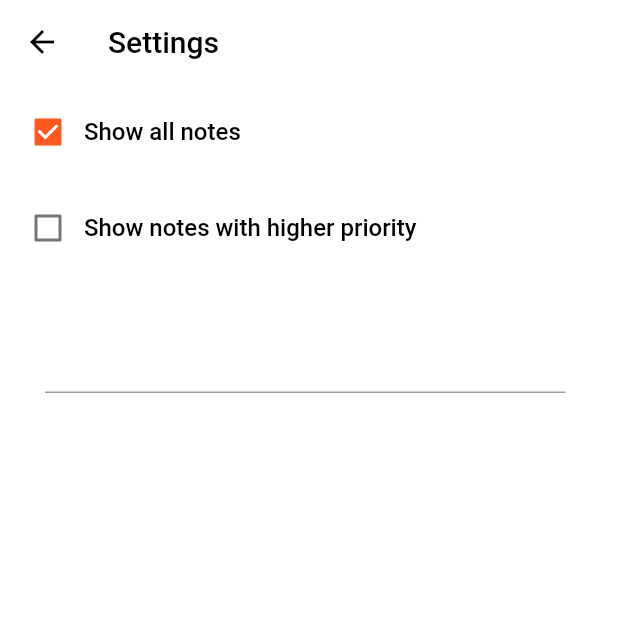
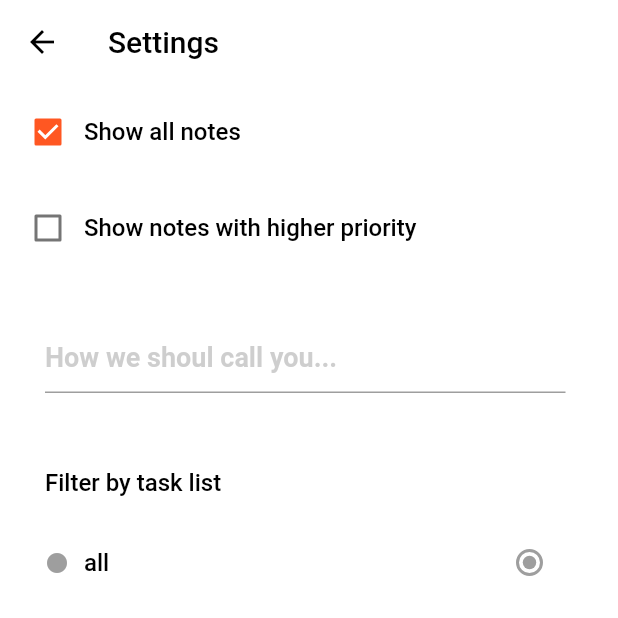
Before and after one commit to nosebastian/ITU, a Flutter app: the screen it shows after launch, after a tap on the "settings" icon, on a phone screen of 412 x 824 dp, the top half of it. Run offline on Flutter 3.47's test engine with Material 2 defaults, Android fonts, the phone set to English and light mode, and no system bars; our stand-ins replace flutter_colorpicker, flutter_datetime_picker, rflutter_alert, shared_preferences, table_calendar.

Commit message:
Added filter to task list

```diff
--- a/lib/TaskList.dart
+++ b/lib/TaskList.dart
@@ -16,7 +16,7 @@ class TaskList {
   set color(Color color){
     this._color = color;
   }
-  set askList(List<Task> taskList){
+  set taskList(List<Task> taskList){
     this._taskList = taskList;
   }
   String get name => this._name;
--- a/lib/User.dart
+++ b/lib/User.dart
@@ -27,18 +27,6 @@ class User{
 
   List<Task> get todaysTasks {
     List<Task> returnList = this._todaysTasks;
-    for (var i = 0; i < ((this._taskLists != null)?this._taskLists.length:0); i++) {
-      if(returnList == null)
-      {
-        returnList = this._taskLists[i].taskList;
-      }
-      else if(this._taskLists[i].taskList != null)
-      {
-        for (var j = 0; j < this._taskLists[i].taskList.length; j++) {
-          returnList.add(this._taskLists[i].taskList[j]);
-        }
-      }
-    }
     return returnList;
   }
 
--- a/lib/Widgets/Views/NewTaskView.dart
+++ b/lib/Widgets/Views/NewTaskView.dart
@@ -90,12 +90,25 @@ class NewTaskView extends StatelessWidget {
           }
           currentTask.notes = globaNewNote;
           currentTask.done = List.filled(currentTask.steps == null ? 0 : currentTask.steps.length, 0);
-          if (loggedUser.todo == null) {
+          if(globalPickedGroupIndex == -1)
+          {
+            if (loggedUser.todo == null) {
             List<Task> firstTask = [currentTask];
             loggedUser.todo = firstTask;
-          } else {
-            loggedUser.todo.add(currentTask);
+            } else {
+              loggedUser.todo.add(currentTask);
+            }
           }
+          else
+          {
+            if (loggedUser.taskLists[globalPickedGroupIndex].taskList == null) {
+              List<Task> firstTask = [currentTask];
+              loggedUser.taskLists[globalPickedGroupIndex].taskList = firstTask;
+            } else {
+              loggedUser.taskLists[globalPickedGroupIndex].taskList.add(currentTask);
+            }
+          }
+
           globalNewReminder = "";
           globalNewStep = "";
           globaNewNote = "";
@@ -806,7 +819,7 @@ class _AlertTaskPickerState extends State<AlertTaskPicker> {
                 width: 300,
                 height: 200,
                 child: ListView.builder(
-                  itemCount: (loggedUser.taskLists == null)?0:loggedUser.taskLists.length,
+                  itemCount: (loggedUser.taskLists != null)?loggedUser.taskLists.length:0,
                   itemBuilder: (BuildContext context, int index) {
                     return Container(
                       child: Row(
--- a/lib/Widgets/Views/SettingsView.dart
+++ b/lib/Widgets/Views/SettingsView.dart
@@ -5,6 +5,7 @@ import 'package:itu_project/User.dart';
 
 class SettingsView extends StatelessWidget {
   @override
+  int _groupValue = -1;
   Widget build(BuildContext context) {
     return Scaffold(
       appBar: AppBar(
@@ -45,7 +46,7 @@ class SettingsView extends StatelessWidget {
                             autofocus: false,
                             decoration: InputDecoration(
                               hasFloatingPlaceholder: false,
-                              hintText: loggedUser.name == null ? "How we shoul call you..." : loggedUser.name,
+                              hintText: (loggedUser.name == null || loggedUser.name == "") ? "How we shoul call you..." : loggedUser.name,
                               hintStyle:
                                   TextStyle(color: Colors.grey.withOpacity(.5)),
                               focusedBorder: UnderlineInputBorder(
@@ -64,8 +65,95 @@ class SettingsView extends StatelessWidget {
                             }),
                           ),
                         ),
+                        Container(
+                          margin: EdgeInsets.fromLTRB(30, 30, 35, 10),
+                          child: Text(
+                            "Filter by task list",
+                            style: TextStyle(
+                              color: Colors.black,
+                              fontWeight: FontWeight.w500,
+                              fontSize: 16
+                            ),
+                          ),
+                        ),
+                        GroupPickerWidget(
+                          groupValue: _groupValue,
+                          color: Colors.grey,
+                          name: "all",
+                          value: -1,
+                        ),
+                        Container(
+                          height: 250,
+                          child: ListView.builder(
+                            itemCount: (loggedUser.taskLists != null)?loggedUser.taskLists.length:0,
+                            itemBuilder: ((BuildContext context, int index) {
+                              return GroupPickerWidget(
+                                groupValue: _groupValue,
+                                color: loggedUser.taskLists[index].color,
+                                name: loggedUser.taskLists[index].name,
+                                value: index,
+                              );
+                            }),
+                          ),
+                        )
+
           ],
         ),),
     );
   }
 }
+
+class GroupPickerWidget extends StatelessWidget {
+  const GroupPickerWidget({
+    Key key,
+    @required int groupValue,
+    @required Color color,
+    @required String name,
+    @required int value
+  }) :
+  _groupValue = groupValue,
+  _color = color,
+  _name = name,
+  _value = value,
+  super(key: key);
+
+  final int _groupValue;
+  final Color _color;
+  final String _name;
+  final int _value;
+
+  @override
+  Widget build(BuildContext context) {
+    return Container(
+      margin: EdgeInsets.fromLTRB(30, 10, 35, 10),
+      child: Row(
+        children: <Widget>[
+          Icon(
+            Icons.brightness_1,
+            color: _color,
+            size: 16,
+          ),
+          SizedBox(
+            width: 10,
+          ),
+          Text(
+            _name,
+            style: TextStyle(
+              color: Colors.black,
+              fontWeight: FontWeight.w500,
+              fontSize: 16
+            ),
+          ),
+          Expanded(
+            child: SizedBox(),
+          ),
+          Radio(
+            value: _value,
+            groupValue: _groupValue,
+            activeColor: Colors.pink,
+          )
+        ],
+      ),
+    );
+  }
+}
```
